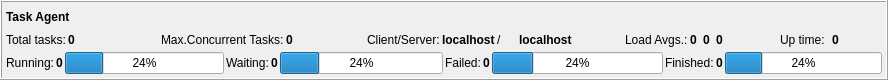
aardalath/qpf, file qpfhmi/frmagentstatus.ui: the form before one commit.
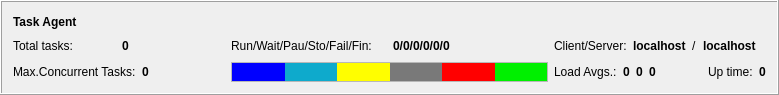
The form after the commit.

Commit message: New FrmAgentStatus showing also Paused and Stopped tasks

Diff of the .ui file:
```diff
--- a/qpfhmi/frmagentstatus.ui
+++ b/qpfhmi/frmagentstatus.ui
@@ -6,8 +6,8 @@
    <rect>
     <x>0</x>
     <y>0</y>
-    <width>888</width>
-    <height>80</height>
+    <width>779</width>
+    <height>95</height>
    </rect>
   </property>
   <property name="windowTitle">
@@ -20,21 +20,6 @@
    <enum>QFrame::Raised</enum>
   </property>
   <layout class="QVBoxLayout" name="verticalLayout">
-   <property name="spacing">
-    <number>2</number>
-   </property>
-   <property name="leftMargin">
-    <number>4</number>
-   </property>
-   <property name="topMargin">
-    <number>4</number>
-   </property>
-   <property name="rightMargin">
-    <number>4</number>
-   </property>
-   <property name="bottomMargin">
-    <number>4</number>
-   </property>
    <item>
     <widget class="QLabel" name="lblTaskAgentName">
      <property name="font">
@@ -49,8 +34,8 @@
     </widget>
    </item>
    <item>
-    <layout class="QHBoxLayout" name="horizontalLayout_11" stretch="2,1,3,1,4,1,2,1,2">
-     <item>
+    <layout class="QGridLayout" name="gridLayout" columnstretch="2,3,2">
+     <item row="0" column="0">
       <layout class="QHBoxLayout" name="horizontalLayout_8">
        <item>
         <widget class="QLabel" name="label">
@@ -74,30 +59,17 @@
        </item>
       </layout>
      </item>
+     <item row="0" column="1">
+      <layout class="QHBoxLayout" name="horizontalLayout_3">
      <item>
-      <spacer name="horizontalSpacer_4">
-       <property name="orientation">
-        <enum>Qt::Horizontal</enum>
-       </property>
-       <property name="sizeHint" stdset="0">
-        <size>
-         <width>40</width>
-         <height>20</height>
-        </size>
-       </property>
-      </spacer>
-     </item>
-     <item>
-      <layout class="QHBoxLayout" name="horizontalLayout_7">
-       <item>
-        <widget class="QLabel" name="label_8">
+        <widget class="QLabel" name="label_2">
          <property name="text">
-          <string>Max.Concurrent Tasks:</string>
+          <string>Run/Wait/Pau/Sto/Fail/Fin:</string>
          </property>
         </widget>
        </item>
        <item>
-        <widget class="QLabel" name="lblMaxTasks">
+        <widget class="QLabel" name="lblRuningTasks">
          <property name="font">
           <font>
            <weight>75</weight>
@@ -105,25 +77,14 @@
           </font>
          </property>
          <property name="text">
-          <string>0</string>
+          <string>0/0/0/0/0/0</string>
          </property>
         </widget>
        </item>
       </layout>
      </item>
-     <item>
-      <spacer name="horizontalSpacer">
-       <property name="orientation">
-        <enum>Qt::Horizontal</enum>
-       </property>
-       <property name="sizeHint" stdset="0">
-        <size>
-         <width>40</width>
-         <height>20</height>
-        </size>
-       </property>
-      </spacer>
-     </item>
+     <item row="0" column="2">
+      <layout class="QHBoxLayout" name="horizontalLayout_5">
      <item>
       <layout class="QHBoxLayout" name="horizontalLayout_2">
        <item>
@@ -181,6 +142,34 @@
        </property>
       </spacer>
      </item>
+      </layout>
+     </item>
+     <item row="1" column="0">
+      <layout class="QHBoxLayout" name="horizontalLayout_7">
+       <item>
+        <widget class="QLabel" name="label_8">
+         <property name="text">
+          <string>Max.Concurrent Tasks:</string>
+         </property>
+        </widget>
+       </item>
+       <item>
+        <widget class="QLabel" name="lblMaxTasks">
+         <property name="font">
+          <font>
+           <weight>75</weight>
+           <bold>true</bold>
+          </font>
+         </property>
+         <property name="text">
+          <string>0</string>
+         </property>
+        </widget>
+       </item>
+      </layout>
+     </item>
+     <item row="1" column="2">
+      <layout class="QHBoxLayout" name="horizontalLayout_6">
      <item>
       <layout class="QHBoxLayout" name="horizontalLayout">
        <item>
@@ -270,131 +259,128 @@
      </item>
     </layout>
    </item>
-   <item>
-    <layout class="QHBoxLayout" name="horizontalLayout_10">
-     <item>
-      <layout class="QHBoxLayout" name="horizontalLayout_3">
-       <item>
-        <widget class="QLabel" name="label_2">
-         <property name="text">
-          <string>Running:</string>
-         </property>
-        </widget>
-       </item>
-       <item>
-        <widget class="QLabel" name="lblRuningTasks">
-         <property name="font">
-          <font>
-           <weight>75</weight>
-           <bold>true</bold>
-          </font>
-         </property>
-         <property name="text">
-          <string>0</string>
-         </property>
-        </widget>
-       </item>
-       <item>
-        <widget class="QProgressBar" name="pbPercRunning">
-         <property name="value">
-          <number>24</number>
-         </property>
-        </widget>
-       </item>
-      </layout>
-     </item>
-     <item>
+     <item row="1" column="1">
+      <widget class="QFrame" name="frmStatusBar">
+       <property name="frameShape">
+        <enum>QFrame::StyledPanel</enum>
+       </property>
+       <property name="frameShadow">
+        <enum>QFrame::Raised</enum>
+       </property>
       <layout class="QHBoxLayout" name="horizontalLayout_4">
-       <item>
-        <widget class="QLabel" name="label_3">
-         <property name="text">
-          <string>Waiting:</string>
-         </property>
-        </widget>
-       </item>
-       <item>
-        <widget class="QLabel" name="lblWaitingTasks">
-         <property name="font">
-          <font>
-           <weight>75</weight>
-           <bold>true</bold>
-          </font>
-         </property>
-         <property name="text">
-          <string>0</string>
-         </property>
-        </widget>
-       </item>
-       <item>
-        <widget class="QProgressBar" name="pbPercWaiting">
-         <property name="value">
-          <number>24</number>
-         </property>
-        </widget>
-       </item>
-      </layout>
-     </item>
+        <property name="spacing">
+         <number>0</number>
+        </property>
+        <property name="leftMargin">
+         <number>0</number>
+        </property>
+        <property name="topMargin">
+         <number>0</number>
+        </property>
+        <property name="rightMargin">
+         <number>0</number>
+        </property>
+        <property name="bottomMargin">
+         <number>0</number>
+        </property>
      <item>
-      <layout class="QHBoxLayout" name="horizontalLayout_5">
-       <item>
-        <widget class="QLabel" name="label_4">
-         <property name="text">
-          <string>Failed:</string>
-         </property>
+         <widget class="QFrame" name="frmRunning">
+          <property name="styleSheet">
+           <string notr="true">background-color: rgb(0, 0, 255);</string>
+          </property>
+          <property name="frameShape">
+           <enum>QFrame::Panel</enum>
+          </property>
+          <property name="frameShadow">
+           <enum>QFrame::Plain</enum>
+          </property>
+          <property name="lineWidth">
+           <number>0</number>
+          </property>
         </widget>
        </item>
        <item>
-        <widget class="QLabel" name="lblFailedTasks">
-         <property name="font">
-          <font>
-           <weight>75</weight>
-           <bold>true</bold>
-          </font>
-         </property>
-         <property name="text">
-          <string>0</string>
-         </property>
+         <widget class="QFrame" name="frmWaiting">
+          <property name="styleSheet">
+           <string notr="true">background-color: rgb(14, 170, 204);</string>
+          </property>
+          <property name="frameShape">
+           <enum>QFrame::Panel</enum>
+          </property>
+          <property name="frameShadow">
+           <enum>QFrame::Plain</enum>
+          </property>
+          <property name="lineWidth">
+           <number>0</number>
+          </property>
         </widget>
        </item>
        <item>
-        <widget class="QProgressBar" name="pbPercFailed">
-         <property name="value">
-          <number>24</number>
-         </property>
-        </widget>
-       </item>
-      </layout>
-     </item>
+         <widget class="QFrame" name="frmPaused">
+          <property name="styleSheet">
+           <string notr="true">background-color: rgb(255, 254, 0);</string>
+          </property>
+          <property name="frameShape">
+           <enum>QFrame::Panel</enum>
+          </property>
+          <property name="frameShadow">
+           <enum>QFrame::Plain</enum>
+          </property>
+          <property name="lineWidth">
+           <number>0</number>
+          </property>
+         </widget>
+        </item>
      <item>
-      <layout class="QHBoxLayout" name="horizontalLayout_6">
-       <item>
-        <widget class="QLabel" name="label_5">
-         <property name="text">
-          <string>Finished:</string>
-         </property>
+         <widget class="QFrame" name="frmStopped">
+          <property name="styleSheet">
+           <string notr="true">background-color: rgb(121, 121, 121);</string>
+          </property>
+          <property name="frameShape">
+           <enum>QFrame::Panel</enum>
+          </property>
+          <property name="frameShadow">
+           <enum>QFrame::Plain</enum>
+          </property>
+          <property name="lineWidth">
+           <number>0</number>
+          </property>
         </widget>
        </item>
        <item>
-        <widget class="QLabel" name="lblFinishedTasks">
-         <property name="font">
-          <font>
-           <weight>75</weight>
-           <bold>true</bold>
-          </font>
-         </property>
-         <property name="text">
-          <string>0</string>
-         </property>
+         <widget class="QFrame" name="frmFailed">
+          <property name="styleSheet">
+           <string notr="true">background-color: rgb(255, 0, 0);</string>
+          </property>
+          <property name="frameShape">
+           <enum>QFrame::Panel</enum>
+          </property>
+          <property name="frameShadow">
+           <enum>QFrame::Plain</enum>
+          </property>
+          <property name="lineWidth">
+           <number>0</number>
+          </property>
         </widget>
        </item>
        <item>
-        <widget class="QProgressBar" name="pbPercFinished">
-         <property name="value">
-          <number>24</number>
-         </property>
+         <widget class="QFrame" name="frmFinished">
+          <property name="styleSheet">
+           <string notr="true">background-color: rgb(0, 240, 0);</string>
+          </property>
+          <property name="frameShape">
+           <enum>QFrame::Panel</enum>
+          </property>
+          <property name="frameShadow">
+           <enum>QFrame::Plain</enum>
+          </property>
+          <property name="lineWidth">
+           <number>0</number>
+          </property>
         </widget>
        </item>
       </layout>
+      </widget>
      </item>
     </layout>
    </item>
```
Left out of the diff: 2 changed lines with no effect on the pictures. Lines whose indentation alone changed are shown as unchanged. The commit also changes 3 other files.
